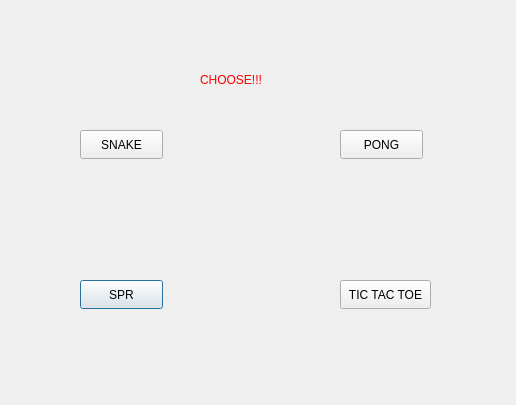
Before: the Qt Designer form Home/choice.ui in jebishabariya/Nostalgic-Arcade, drawn with Qt 5.
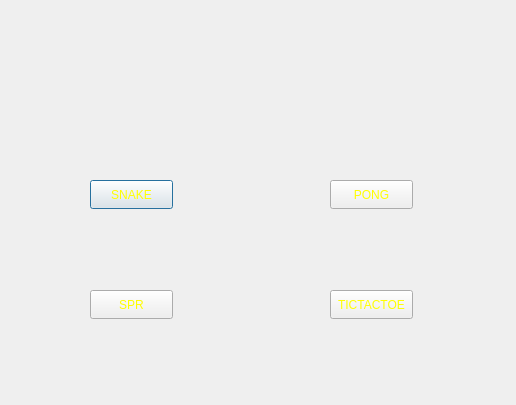
After: the same form once the commit is applied. Icons and pictures are not drawn.

```diff
--- a/Home/choice.ui
+++ b/Home/choice.ui
@@ -16,75 +16,70 @@
   <property name="styleSheet">
    <string notr="true">background-image: url(:/res/bg3.png);</string>
   </property>
-  <widget class="QLabel" name="label">
-   <property name="geometry">
-    <rect>
-     <x>200</x>
-     <y>70</y>
-     <width>151</width>
-     <height>20</height>
-    </rect>
-   </property>
-   <property name="styleSheet">
-    <string notr="true">font: 700 16pt &quot;Courier New&quot;;
-color: rgb(255, 0, 0);</string>
-   </property>
-   <property name="text">
-    <string>CHOOSE!!!</string>
-   </property>
-  </widget>
-  <widget class="QPushButton" name="pushButton_3">
-   <property name="geometry">
-    <rect>
-     <x>80</x>
-     <y>280</y>
-     <width>83</width>
-     <height>29</height>
-    </rect>
-   </property>
-   <property name="text">
-    <string>SPR</string>
-   </property>
-  </widget>
   <widget class="QPushButton" name="pushButton">
    <property name="geometry">
     <rect>
-     <x>80</x>
-     <y>130</y>
+     <x>90</x>
+     <y>180</y>
      <width>83</width>
      <height>29</height>
     </rect>
    </property>
+   <property name="styleSheet">
+    <string notr="true">color: rgb(255, 255, 0);</string>
+   </property>
    <property name="text">
     <string>SNAKE</string>
    </property>
   </widget>
-  <widget class="QPushButton" name="pushButton_4">
-   <property name="geometry">
-    <rect>
-     <x>340</x>
-     <y>280</y>
-     <width>91</width>
-     <height>29</height>
-    </rect>
-   </property>
-   <property name="text">
-    <string>TIC TAC TOE</string>
-   </property>
-  </widget>
   <widget class="QPushButton" name="pushButton_2">
    <property name="geometry">
     <rect>
-     <x>340</x>
-     <y>130</y>
+     <x>330</x>
+     <y>180</y>
      <width>83</width>
      <height>29</height>
     </rect>
    </property>
+   <property name="styleSheet">
+    <string notr="true">color: rgb(255, 255, 0);</string>
+   </property>
    <property name="text">
     <string>PONG</string>
    </property>
   </widget>
+  <widget class="QPushButton" name="pushButton_3">
+   <property name="geometry">
+    <rect>
+     <x>90</x>
+     <y>290</y>
+     <width>83</width>
+     <height>29</height>
+    </rect>
+   </property>
+   <property name="styleSheet">
+    <string notr="true">color: rgb(255, 255, 0);</string>
+   </property>
+   <property name="text">
+    <string>SPR</string>
+   </property>
+  </widget>
+  <widget class="QPushButton" name="pushButton_4">
+   <property name="geometry">
+    <rect>
+     <x>330</x>
+     <y>290</y>
+     <width>83</width>
+     <height>29</height>
+    </rect>
+   </property>
+   <property name="styleSheet">
+    <string notr="true">color: rgb(255, 255, 0);</string>
+   </property>
+   <property name="text">
+    <string>TICTACTOE</string>
+   </property>
+  </widget>
  </widget>
  <resources/>
  <connections/>
```
Left out of the diff: 2 changed lines with no effect on the pictures.
